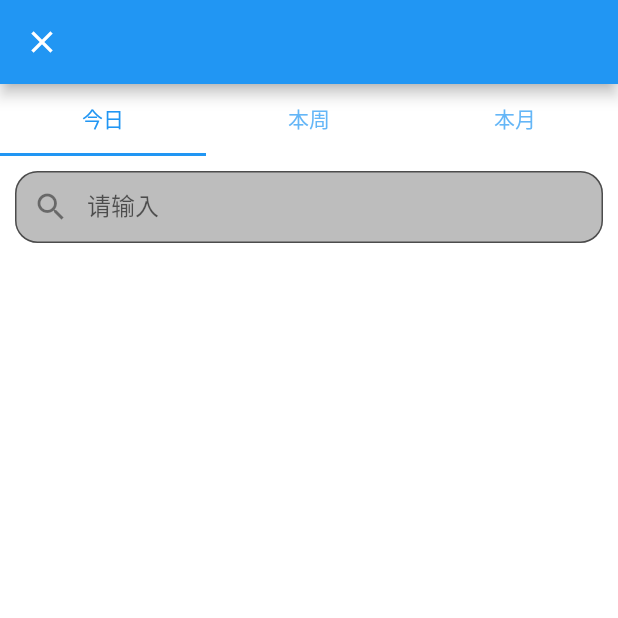
After one commit to jweboy/github-app, a Flutter app: the MultipleConditionFilter screen opened directly, on a phone screen of 412 x 824 dp, the top half of it. The commit adds this screen. Run offline on Flutter 3.47's test engine with Material 2 defaults, Android fonts, the phone set to English and light mode, and no system bars; our stand-ins replace dio, fluro, flutter_spinkit, webview_flutter; missing offline and left inert: dart:ffi; network calls fail; statements that could not run were skipped.

Commit message:
:sparkles: Add multipleConditionFilter page

```diff
--- a/lib/routes/handlers.dart
+++ b/lib/routes/handlers.dart
@@ -4,6 +4,7 @@ import 'package:github/utils/fluro_covert.dart';
 import 'package:github/views/about/about.dart';
 import 'package:github/views/edit_person_info/edit_person_info.dart';
 import 'package:github/views/issue/issue_page.dart';
+import 'package:github/views/multiple_condition_filter/multiple_condition_filter_page.dart';
 import 'package:github/views/person_info/person_info_page.dart';
 import 'package:github/views/profile/profile_page.dart';
 import 'package:github/views/home/home_page.dart';
@@ -114,3 +115,8 @@ var issueHandler = new Handler(
     repo: FluroCovert.stringDeCode(repo),
   );
 });
+
+var multipleConditionFilterHandler =
+    new Handler(handlerFunc: (BuildContext context, params) {
+  return MultipleConditionFilter();
+});
--- a/lib/routes/routes.dart
+++ b/lib/routes/routes.dart
@@ -13,6 +13,7 @@ class Routes {
   static String repoDetail = '/repository-detail';
   static String pullRequest = '/pull-request';
   static String issue = '/issue';
+  static String multipleConditionFilter = '/multiple-condition-filter';
 
   static void configureRoutes(Router router) {
     // 注册路由
@@ -27,5 +28,7 @@ class Routes {
     router.define(repoDetail, handler: repoDetailHandler);
     router.define(pullRequest, handler: pullRequestHandler);
     router.define(issue, handler: issueHandler);
+    router.define(multipleConditionFilter,
+        handler: multipleConditionFilterHandler);
   }
 }
--- /dev/null
+++ b/lib/views/multiple_condition_filter/multiple_condition_filter_page.dart
@@ -0,0 +1,55 @@
+import 'package:flutter/material.dart';
+import 'package:github/components/tab_bar.dart';
+import 'package:github/utils/application.dart';
+import 'package:github/utils/router.dart';
+
+class MultipleConditionFilter extends StatefulWidget {
+  @override
+  _MultipleConditionFilterState createState() =>
+      _MultipleConditionFilterState();
+}
+
+class _MultipleConditionFilterState extends State<MultipleConditionFilter> {
+  final List<String> tabOpts = ['今日', '本周', '本月'];
+  @override
+  Widget build(BuildContext context) {
+    return Scaffold(
+      appBar: AppBar(
+        leading: Builder(
+          builder: (BuildContext context) {
+            return IconButton(
+              icon: Icon(Icons.close),
+              onPressed: () {
+                Router.pop(context);
+              },
+            );
+          },
+        ),
+      ),
+      body: Container(
+        color: Colors.white,
+        child: Column(
+          children: <Widget>[
+            AppTabBar(
+              options: tabOpts,
+            ),
+            Padding(
+              padding: const EdgeInsets.all(10.0),
+              child: TextField(
+                decoration: InputDecoration(
+                    fillColor: Colors.grey.shade400,
+                    filled: true,
+                    contentPadding: const EdgeInsets.all(5.0),
+                    border: OutlineInputBorder(
+                      borderRadius: BorderRadius.circular(15.0),
+                    ),
+                    labelText: '请输入',
+                    prefixIcon: Icon(Icons.search)),
+              ),
+            )
+          ],
+        ),
+      ),
+    );
+  }
+}
```
Also changed, not shown: lib/utils/net/net.dart (added, +20 -0 lines).
